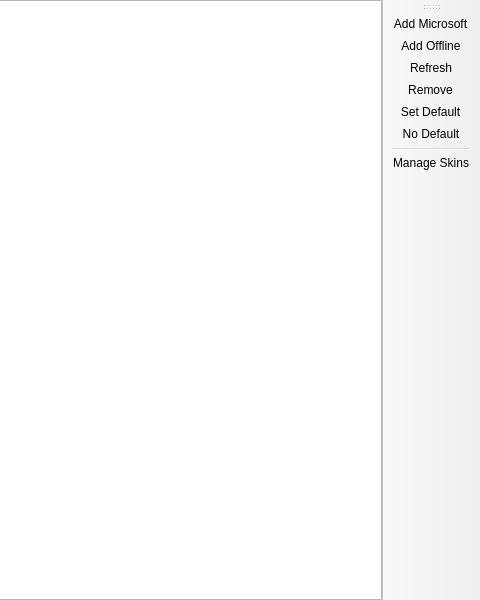
Above: launcher/ui/pages/global/AccountListPage.ui from FreesmTeam/FreesmLauncher before the change; both pictures show x 320 to 800 and y 0 to 600 of the 800 by 600 pixel window. Below: the same form after it.
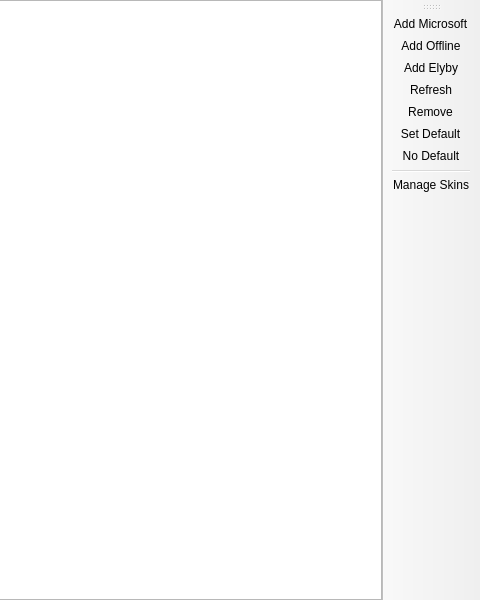
That is the form after the change. Custom widgets are drawn as their Qt base class.

Commit message: feat: add elyby

```diff
--- a/launcher/ui/pages/global/AccountListPage.ui
+++ b/launcher/ui/pages/global/AccountListPage.ui
@@ -54,6 +54,7 @@
    </attribute>
    <addaction name="actionAddMicrosoft"/>
    <addaction name="actionAddOffline"/>
+   <addaction name="actionAddElyby"/>
    <addaction name="actionRefresh"/>
    <addaction name="actionRemove"/>
    <addaction name="actionSetDefault"/>
@@ -105,6 +106,14 @@
     <string>Remo&amp;ve</string>
    </property>
   </action>
+  <action name="actionAddElyby">
+   <property name="text">
+    <string>Add Elyby</string>
+   </property>
+   <property name="toolTip">
+    <string>Add Elyby</string>
+   </property>
+  </action>
  </widget>
  <customwidgets>
   <customwidget>
```
The commit also changes 71 other files.
